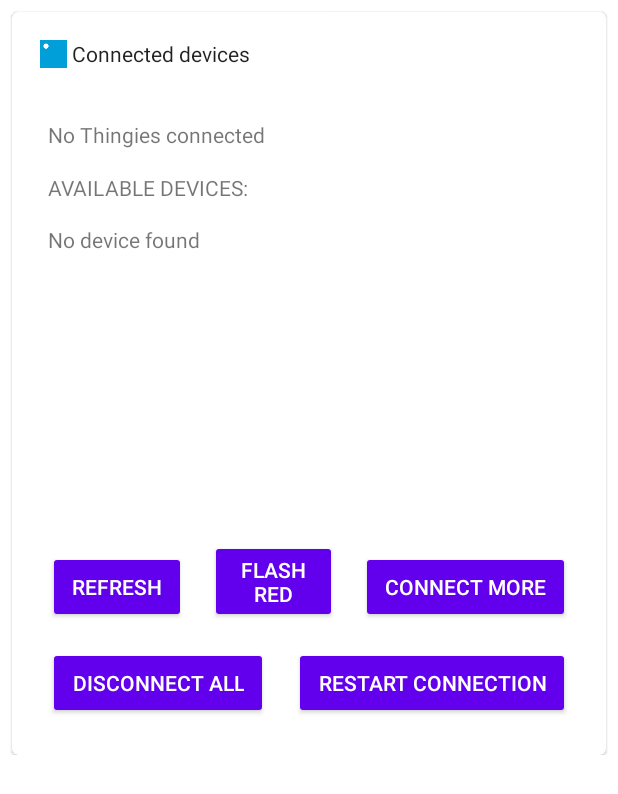
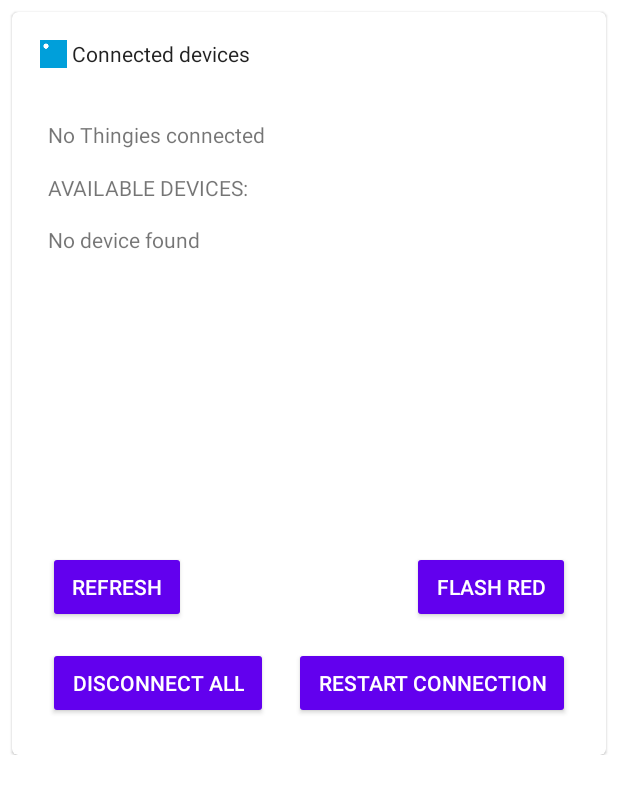
Before and after one commit to jjhierck/CPS_WSAN_group_10, an Android app: the fragment UiFragment shown on its own in the app's theme, on a phone screen of 412 x 824 dp. Shown: the top 794 px of the screen. Run offline under Robolectric (Android 15) with nearby library versions, the phone set to English and light mode, and no system bars; 4 statements that could not run were skipped.

Commit message:
Removed button

```diff
--- a/app/src/main/java/no/nordicsemi/android/nrfthingy/UiFragment.java
+++ b/app/src/main/java/no/nordicsemi/android/nrfthingy/UiFragment.java
@@ -76,7 +76,6 @@ public class UiFragment extends Fragment implements ScannerFragmentListener {
 
     Button refreshConnectedDevicesBtn;
     Button disconnectAllDevicesBtn;
-    Button connectMoreDevicesBtn;
     Button connectRestartBtn;
     Button flashAllThingiesBtn;
 
@@ -117,7 +116,6 @@ public class UiFragment extends Fragment implements ScannerFragmentListener {
 
         refreshConnectedDevicesBtn = rootView.findViewById(R.id.refresh_connected_devices);
         disconnectAllDevicesBtn = rootView.findViewById(R.id.disconnect_all);
-        connectMoreDevicesBtn = rootView.findViewById(R.id.connect_more_devices);
         connectRestartBtn = rootView.findViewById(R.id.restart_connection);
         flashAllThingiesBtn = rootView.findViewById(R.id.flash_all_red);
 
@@ -154,14 +152,6 @@ public class UiFragment extends Fragment implements ScannerFragmentListener {
             @Override
             public void onClick(View v) {
                 disconnectAllDevices();
-            }
-        });
-
-        connectMoreDevicesBtn.setOnClickListener(new View.OnClickListener() {
-            @Override
-            public void onClick(View v) {
-                // Connect to more devices here
-                mScannerFragment.show(getActivity().getSupportFragmentManager(), null); // Show the scanner fragment
             }
         });
 
--- a/app/src/main/res/layout/fragment_ui.xml
+++ b/app/src/main/res/layout/fragment_ui.xml
@@ -103,7 +103,7 @@
                     <Button
                         android:id="@+id/refresh_connected_devices"
                         style="@style/Widget.AppCompat.Button"
-                        android:layout_width="wrap_content"
+                        android:layout_width="0dp"
                         android:layout_height="wrap_content"
                         android:layout_marginStart="16dp"
                         android:layout_marginBottom="16dp"
@@ -116,13 +116,11 @@
                         style="@style/Widget.AppCompat.Button"
                         android:layout_width="0dp"
                         android:layout_height="wrap_content"
-                        android:layout_marginStart="16dp"
                         android:layout_marginEnd="16dp"
                         android:layout_marginBottom="16dp"
                         android:text="@string/flash_all_red"
-                        app:layout_constraintBottom_toTopOf="@+id/disconnect_all"
-                        app:layout_constraintEnd_toStartOf="@+id/connect_more_devices"
-                        app:layout_constraintStart_toEndOf="@+id/refresh_connected_devices" />
+                        app:layout_constraintBottom_toTopOf="@+id/restart_connection"
+                        app:layout_constraintEnd_toEndOf="parent" />
 
                     <Button
                         android:id="@+id/disconnect_all"
@@ -134,17 +132,6 @@
                         android:text="@string/disconnect_all"
                         app:layout_constraintBottom_toBottomOf="parent"
                         app:layout_constraintStart_toStartOf="parent" />
-
-                    <Button
-                        android:id="@+id/connect_more_devices"
-                        style="@style/Widget.AppCompat.Button"
-                        android:layout_width="wrap_content"
-                        android:layout_height="wrap_content"
-                        android:layout_marginEnd="16dp"
-                        android:layout_marginBottom="16dp"
-                        android:text="@string/connect_more"
-                        app:layout_constraintBottom_toTopOf="@+id/restart_connection"
-                        app:layout_constraintEnd_toEndOf="parent" />
 
                     <Button
                         android:id="@+id/restart_connection"
```
